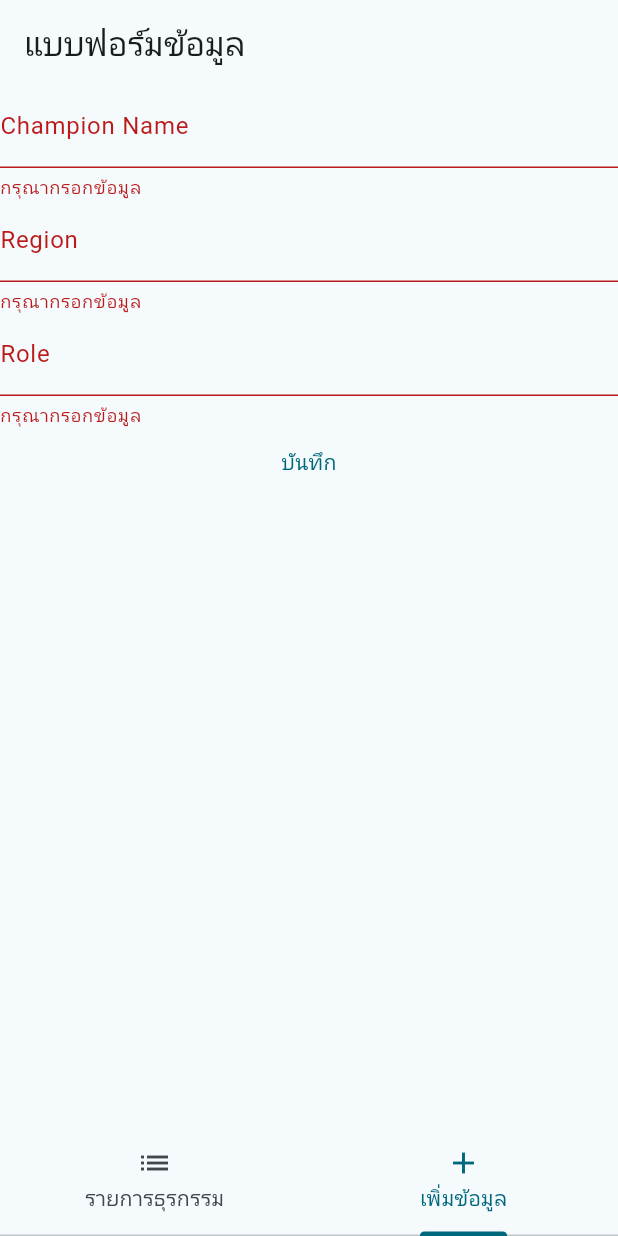
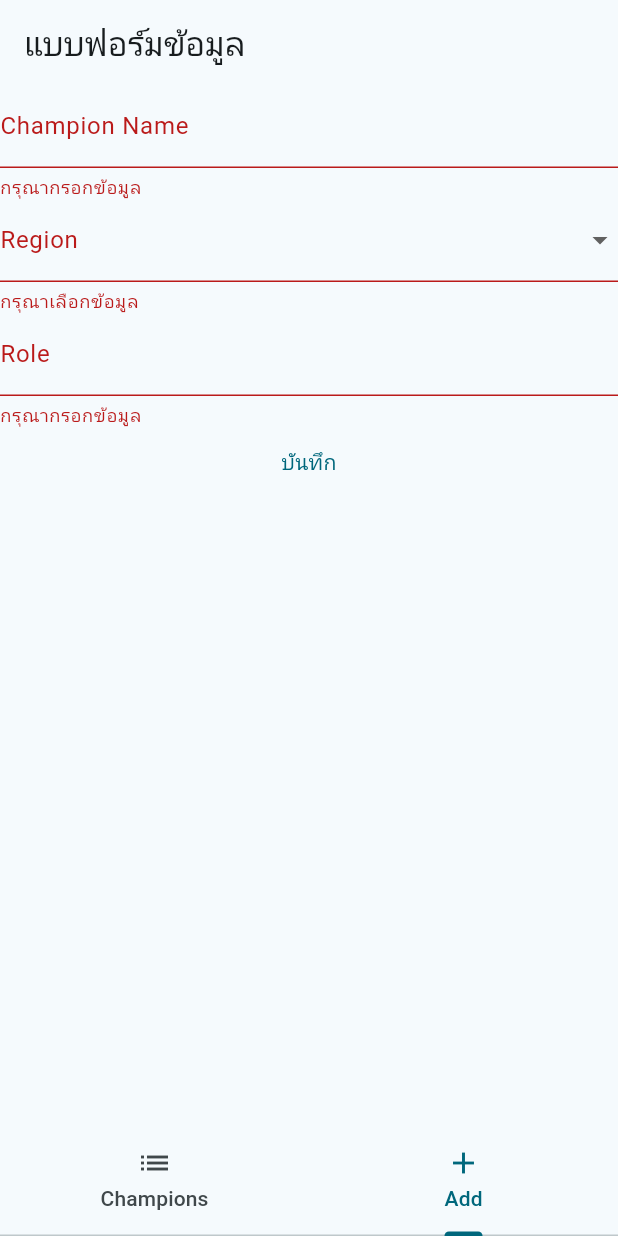
Before and after one commit to Blue-160946/Project_MobileApp, a Flutter app: the screen it shows after launch, tab 2 chosen, after a tap on "บันทึก", on a phone screen of 412 x 824 dp. Run offline on Flutter 3.47's test engine with Material 3 defaults, Android fonts, the phone set to English and light mode, and no system bars; our stand-ins replace sembast.

Commit message:
add DropdownButtonFormField + Icon

```diff
--- a/lib/main.dart
+++ b/lib/main.dart
@@ -60,8 +60,8 @@ class _MyHomePageState extends State<MyHomePage> {
           ),
           bottomNavigationBar: TabBar(
             tabs: [
-              Tab(text: "รายการธุรกรรม", icon: Icon(Icons.list),),
-              Tab(text: "เพิ่มข้อมูล", icon: Icon(Icons.add),),
+              Tab(text: "Champions", icon: Icon(Icons.list),),
+              Tab(text: "Add", icon: Icon(Icons.add),),
             ],
           ),
         ));
--- a/lib/screens/form_screen.dart
+++ b/lib/screens/form_screen.dart
@@ -12,6 +12,8 @@ class FormScreen extends StatelessWidget {
   final championController = TextEditingController();
   final regionController = TextEditingController();
   final roleController = TextEditingController();
+
+  String? selectedRegion;
 
   @override
   Widget build(BuildContext context) {
@@ -36,9 +38,37 @@ class FormScreen extends StatelessWidget {
                 return null;
               },
             ),
-            TextFormField(
+
+            DropdownButtonFormField<String>(
               decoration: const InputDecoration(
-                labelText: 'Region', // แก้ไขจาก Rigion เป็น Region
+                labelText: 'Region',
+              ),
+              value: selectedRegion,
+              onChanged: (String? newValue) {
+                selectedRegion = newValue; // อัปเดตค่าที่เลือก
+              },
+              validator: (String? value) {
+                if (value == null || value.isEmpty) {
+                  return 'กรุณาเลือกข้อมูล';
+                }
+                return null;
+              },
+              items: <String>[
+                'Region 1',
+                'Region 2',
+                'Region 3',
+                'Region 4',
+              ].map<DropdownMenuItem<String>>((String value) {
+                return DropdownMenuItem<String>(
+                  value: value,
+                  child: Text(value),
+                );
+              }).toList(),
+            ),
+
+            /* TextFormField(
+              decoration: const InputDecoration(
+                labelText: 'Region',
               ),
               keyboardType: TextInputType.text,
               controller: regionController,
@@ -48,10 +78,11 @@ class FormScreen extends StatelessWidget {
                 }
                 return null;
               },
-            ),
+            ), */
+
             TextFormField(
               decoration: const InputDecoration(
-                labelText: 'Role', // เพิ่มฟิลด์สำหรับกรอก Role
+                labelText: 'Role',
               ),
               controller: roleController,
               validator: (String? str) {
@@ -65,20 +96,17 @@ class FormScreen extends StatelessWidget {
               child: const Text('บันทึก'),
               onPressed: () {
                 if (formKey.currentState!.validate()) {
-                  // สร้าง object สำหรับข้อมูล transaction
                   var statement = Transactions(
                     keyID: null,
                     champion: championController.text,
-                    region: regionController.text,
+                    region: /* regionController.text */ selectedRegion!,
                     role: roleController.text,
                     date: DateTime.now(),
                   );
 
-                  // เพิ่มข้อมูล transaction ไปยัง provider
                   var provider = Provider.of<TransactionProvider>(context, listen: false);
                   provider.addTransaction(statement);
 
-                  // ใช้ Navigator.pushReplacement เพื่อไปหน้า Home
                   Navigator.pushReplacement(
                     context,
                     MaterialPageRoute(
--- a/lib/screens/home_screen.dart
+++ b/lib/screens/home_screen.dart
@@ -19,13 +19,21 @@ class _HomeScreenState extends State<HomeScreen> {
     return Scaffold(
         appBar: AppBar(
           backgroundColor: Theme.of(context).colorScheme.primary,
-          title: const Text("League of Legends Universe",
-          style: TextStyle(color: Color.fromRGBO(240, 230, 210, 1),
-          fontWeight: FontWeight.bold,
-          fontSize: 20),),
+          title: const Text(
+            "LOL Universe",
+            style: TextStyle(
+                color: Color.fromRGBO(240, 230, 210, 1),
+                fontWeight: FontWeight.bold,
+                fontSize: 20),
+          ),
+          leading: Padding(
+              padding: const EdgeInsets.all(8.0),
+              child: Image.asset(
+                'assets/images/lol_icon.png',
+              )),
           actions: [
             IconButton(
-              icon: const Icon(Icons.exit_to_app),
+              icon: const Icon(Icons.exit_to_app, color: Colors.white),
               onPressed: () {
                 SystemNavigator.pop();
               },
@@ -49,16 +57,25 @@ class _HomeScreenState extends State<HomeScreen> {
                         const EdgeInsets.symmetric(vertical: 5, horizontal: 8),
                     child: ListTile(
                       title: Text(statement.champion),
-                      subtitle:
+                      subtitle: Column(
+                        crossAxisAlignment: CrossAxisAlignment.start,
+                        children: [
+                          Text('Role: ${statement.role}'),
                           Text(DateFormat('dd MMM yyyy hh:mm:ss')
-                          .format(statement.date)),
+                              .format(statement.date)),
+                        ],
+                      ),
+                      /* Text(DateFormat('dd MMM yyyy hh:mm:ss')
+                          .format(statement.date)) */
                       leading: CircleAvatar(
                         radius: 40,
                         backgroundColor: Color.fromRGBO(200, 155, 60, 1),
-                        child: FittedBox(
-                          child: Text(statement.region,
-                          style: TextStyle(fontSize: 15,
-                                  color: Color.fromRGBO(255, 255, 255, 1)),),
+                        child: Text(
+                          statement.region,
+                          style: TextStyle(
+                            fontSize: 15,
+                            color: Color.fromRGBO(255, 255, 255, 1),
+                          ),
                         ),
                       ),
                       trailing: IconButton(
```
Also changed, not shown: lib/screens/edit_screen.dart (+12 -0 lines), pubspec.yaml (+2 -33 lines), assets/images/lol_icon.png (added).
